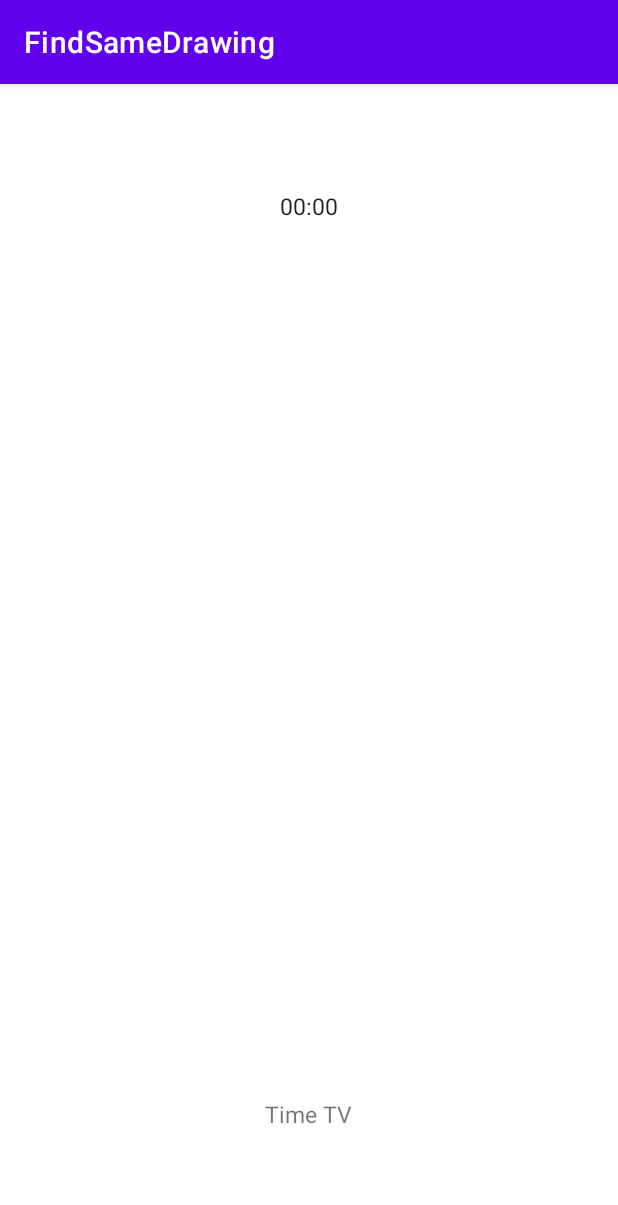
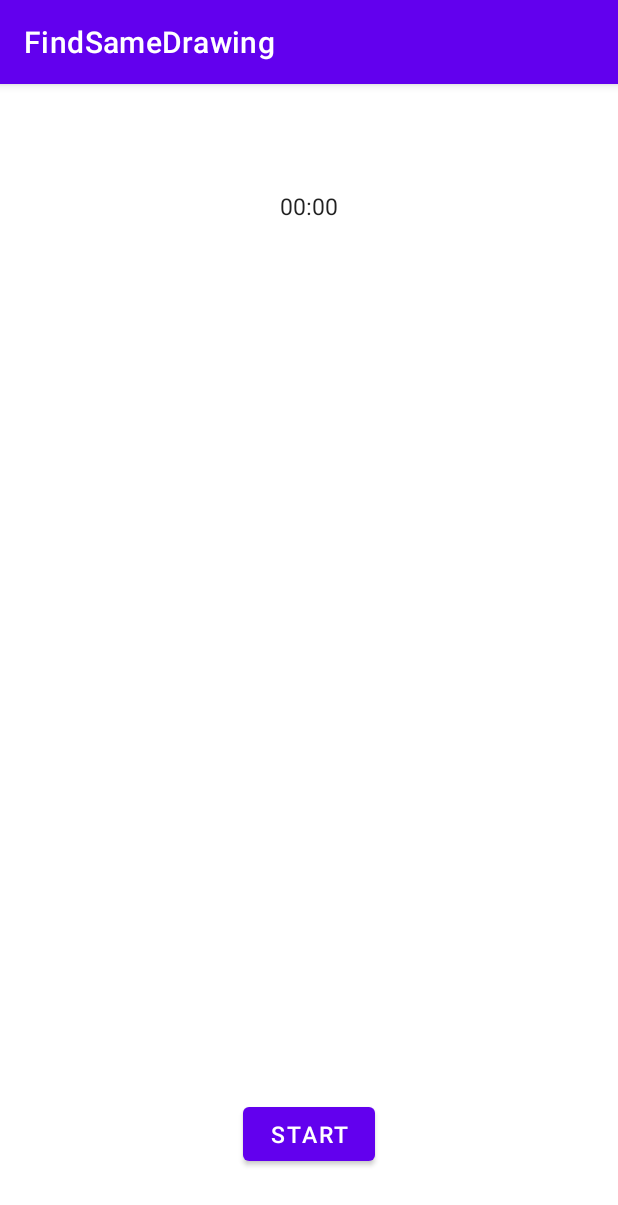
Before and after one commit to seongyunlee/FindSameDrawingApp, an Android app: the screen it shows after launch (GameActivity), on a phone screen of 412 x 824 dp. Shown: the top 1205 px of the screen. Run offline under Robolectric (Android 15) with nearby library versions, the phone set to English and light mode, and no system bars; our stand-ins replace data binding.

Commit message:
finish game play

```diff
--- /dev/null
+++ b/app/src/main/java/edu/skku/cs/findsamedrawing/ConnectionUtil.java
@@ -0,0 +1,4 @@
+package edu.skku.cs.findsamedrawing;
+
+public class ConnectionUtil {
+}
--- a/app/src/main/java/edu/skku/cs/findsamedrawing/GameActivity.java
+++ b/app/src/main/java/edu/skku/cs/findsamedrawing/GameActivity.java
@@ -6,9 +6,15 @@ import androidx.lifecycle.Observer;
 import androidx.lifecycle.ViewModelProvider;
 
 import android.os.Bundle;
+import android.os.SystemClock;
+import android.util.Log;
 import android.view.View;
 import android.widget.Chronometer;
 
+import java.util.ArrayList;
+
+import edu.skku.cs.findsamedrawing.GameViewModel;
+import edu.skku.cs.findsamedrawing.Model.Card;
 import edu.skku.cs.findsamedrawing.databinding.ActivityGameBinding;
 
 public class GameActivity extends AppCompatActivity {
@@ -21,22 +27,40 @@ public class GameActivity extends AppCompatActivity {
         binding = DataBindingUtil.setContentView(this,R.layout.activity_game);
         binding.executePendingBindings();
         viewModel = new ViewModelProvider(this).get(GameViewModel.class);
+        binding.setViewModel(viewModel);
         setCardBoard();
         setChronometer();
+    }
+    public void GameInitButtonClicked(View v){
+        binding.btnInitGame.setEnabled(false);
+        viewModel.gameStartButton();
     }
     private void setCardBoard(){
         CardBoardAdapter adapter = new CardBoardAdapter(viewModel);
         binding.gvCardBoard.setAdapter(adapter);
+        viewModel.cards.observe(this, new Observer<ArrayList<Card>>() {
+            @Override
+            public void onChanged(ArrayList<Card> cards) {
+                adapter.setCardInfo(cards);
+            }
+        });
     }
+
     private void setChronometer(){
         binding.cmClock.setFormat("Time: %s");
         viewModel.stop.observe(this, new Observer<Boolean>() {
             @Override
             public void onChanged(Boolean aBoolean) {
-                if(aBoolean==true){
+                Log.d("Game Status",aBoolean.toString());
+                if(aBoolean.booleanValue()==true){
+                    if(viewModel.open==10){
+                        binding.btnInitGame.setEnabled(true);
+                    }
                     binding.cmClock.stop();
+
                 }
                 else{
+                    binding.cmClock.setBase(SystemClock.elapsedRealtime());
                     binding.cmClock.start();
                 }
             }
--- /dev/null
+++ b/app/src/main/res/color/card_color_selector.xml
@@ -0,0 +1,6 @@
+<?xml version="1.0" encoding="utf-8"?>
+<selector xmlns:android="http://schemas.android.com/apk/res/android">
+    <item android:state_pressed="true" android:color="#123123"/>
+    <item android:state_focused="true" android:color="#ff1122"/>
+    <item android:color="#abc112"/>
+</selector>
--- /dev/null
+++ b/app/src/main/res/drawable/ic_close.xml
@@ -0,0 +1,14 @@
+<vector xmlns:android="http://schemas.android.com/apk/res/android"
+    android:width="1301dp"
+    android:height="1306dp"
+    android:viewportWidth="1301"
+    android:viewportHeight="1306">
+  <path
+      android:pathData="M2,653.1c0,396.5 0.4,647.9 0.9,647.3 0.5,-0.5 99.5,-146.6 220,-324.7l219,-323.7 -218.5,-323.3c-120.1,-177.7 -219.1,-323.3 -219.9,-323.5 -1.3,-0.3 -1.5,75.8 -1.5,647.9z"
+      android:fillColor="#000000"
+      android:strokeColor="#00000000"/>
+  <path
+      android:pathData="M1293.7,11.2c-19.4,27.6 -432.1,639.6 -432.1,640.8 0,1 394.3,585.1 437,647.5 1.2,1.6 1.4,-101 1.4,-646.3 0,-408.5 -0.4,-648.2 -0.9,-648.2 -0.6,-0 -3,2.8 -5.4,6.2z"
+      android:fillColor="#000000"
+      android:strokeColor="#00000000"/>
+</vector>
--- /dev/null
+++ b/app/src/main/res/drawable/ic_glass.xml
@@ -0,0 +1,10 @@
+<vector xmlns:android="http://schemas.android.com/apk/res/android"
+    android:width="1301dp"
+    android:height="1306dp"
+    android:viewportWidth="1301"
+    android:viewportHeight="1306">
+  <path
+      android:pathData="M3.6,6.1c0.3,0.6 98.8,146.3 218.7,323.8 120,177.4 218.1,323.3 218.1,324.1 0,0.8 -98.4,147 -218.8,324.8 -120.3,177.9 -218.6,323.6 -218.3,323.8 0.2,0.2 292,0.3 648.5,0.2l648.1,-0.3 -218.7,-323c-146.2,-216 -218.6,-323.8 -218.6,-325.5 0,-1.7 72,-108.9 218.2,-325.2 120,-177.5 218.2,-322.9 218.2,-323.2 0,-0.4 -291.6,-0.6 -648.1,-0.6 -472,-0 -647.8,0.3 -647.3,1.1z"
+      android:fillColor="#000000"
+      android:strokeColor="#00000000"/>
+</vector>
--- a/app/src/main/res/layout/activity_game.xml
+++ b/app/src/main/res/layout/activity_game.xml
@@ -4,7 +4,9 @@
     xmlns:tools="http://schemas.android.com/tools">
 
     <data>
-
+        <variable
+            name="viewModel"
+            type="edu.skku.cs.findsamedrawing.GameViewModel" />
     </data>
 
     <androidx.constraintlayout.widget.ConstraintLayout
@@ -34,16 +36,18 @@
             android:textSize="15sp"
             android:id="@+id/cm_clock"
             />
-        <TextView
+        <Button
             android:layout_width="wrap_content"
             android:layout_height="wrap_content"
             app:layout_constraintTop_toBottomOf="@id/gv_cardBoard"
             app:layout_constraintStart_toStartOf="@id/gv_cardBoard"
             app:layout_constraintEnd_toEndOf="@id/gv_cardBoard"
             android:layout_marginTop="8dp"
-            android:text="Time TV"
+            android:text="START"
             android:textSize="15sp"
-            android:id="@+id/tv_countTry"
+            android:id="@+id/btn_initGame"
+            android:onClick="GameInitButtonClicked"
             />
+
     </androidx.constraintlayout.widget.ConstraintLayout>
 </layout>
--- a/app/src/main/res/layout/item_card.xml
+++ b/app/src/main/res/layout/item_card.xml
@@ -8,16 +8,14 @@
     android:padding="15dp"
     >
 
-    <Button
+    <ImageButton
         android:layout_width="50dp"
         android:layout_height="50dp"
-        android:background="@color/purple_200"
-        android:backgroundTint="@color/teal_700"
         android:scaleType="center"
         app:layout_constraintTop_toTopOf="parent"
         app:layout_constraintEnd_toEndOf="parent"
         app:layout_constraintStart_toStartOf="parent"
         app:layout_constraintBottom_toBottomOf="parent"
-        android:id="@+id/iv_image"/>
+        android:id="@+id/ib_card"/>
 
 </androidx.constraintlayout.widget.ConstraintLayout>
```
Also changed, not shown: app/src/main/java/edu/skku/cs/findsamedrawing/CardBoardAdapter.java (+41 -0 lines), app/src/main/java/edu/skku/cs/findsamedrawing/GameViewModel.java (+76 -10 lines), app/src/main/java/edu/skku/cs/findsamedrawing/Model/Card.java (+16 -1 lines).
